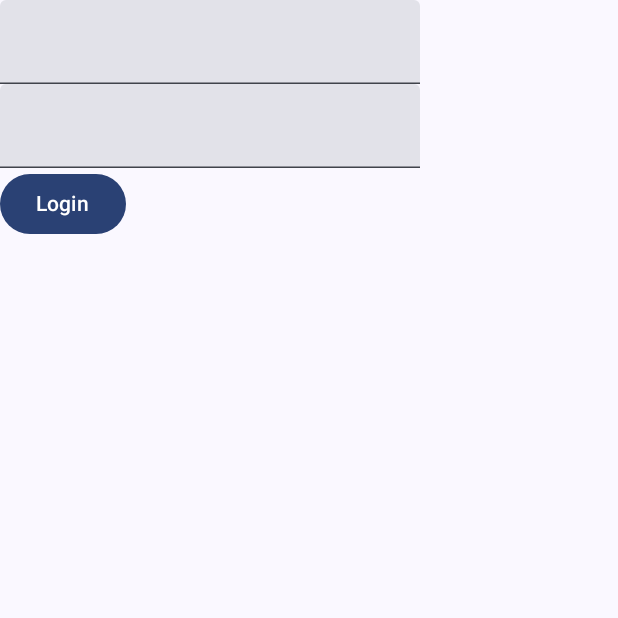
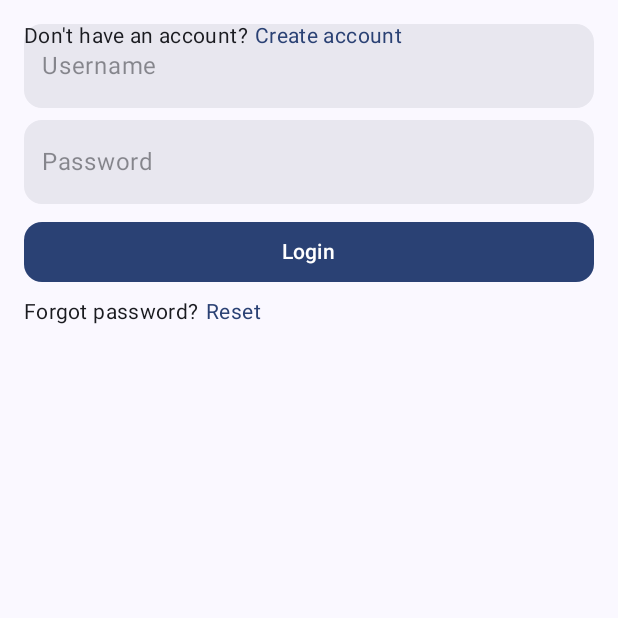
Before and after one commit to Planet-Pulse-Academy/PlanetPulse-Academy, an Android app built with Jetpack Compose: the composable LoginScreen shown on its own in the app's theme, on a phone screen of 412 x 824 dp, the top half of it. Run offline under Robolectric (Android 15) with nearby library versions, the phone set to English and light mode, and no system bars; our stand-ins replace Dagger/Hilt's generated code, constraintlayout-compose; 7 statements that could not run were skipped.

Commit message:
Login screen: UI update

```diff
--- /dev/null
+++ b/app/src/main/java/com/ufovanguard/planetpulseacademy/foundation/uicomponent/PPATextField.kt
@@ -0,0 +1,151 @@
+package com.ufovanguard.planetpulseacademy.foundation.uicomponent
+
+import androidx.compose.foundation.Image
+import androidx.compose.foundation.background
+import androidx.compose.foundation.interaction.MutableInteractionSource
+import androidx.compose.foundation.layout.Arrangement
+import androidx.compose.foundation.layout.Box
+import androidx.compose.foundation.layout.PaddingValues
+import androidx.compose.foundation.layout.Row
+import androidx.compose.foundation.layout.fillMaxWidth
+import androidx.compose.foundation.layout.heightIn
+import androidx.compose.foundation.layout.padding
+import androidx.compose.foundation.layout.size
+import androidx.compose.foundation.text.BasicTextField
+import androidx.compose.foundation.text.KeyboardActions
+import androidx.compose.foundation.text.KeyboardOptions
+import androidx.compose.material3.MaterialTheme
+import androidx.compose.material3.ProvideTextStyle
+import androidx.compose.material3.Text
+import androidx.compose.material3.contentColorFor
+import androidx.compose.runtime.Composable
+import androidx.compose.runtime.remember
+import androidx.compose.ui.Alignment
+import androidx.compose.ui.Modifier
+import androidx.compose.ui.draw.clip
+import androidx.compose.ui.graphics.Brush
+import androidx.compose.ui.graphics.Color
+import androidx.compose.ui.graphics.Shape
+import androidx.compose.ui.graphics.SolidColor
+import androidx.compose.ui.res.painterResource
+import androidx.compose.ui.text.TextLayoutResult
+import androidx.compose.ui.text.TextStyle
+import androidx.compose.ui.text.input.TextFieldValue
+import androidx.compose.ui.text.input.VisualTransformation
+import androidx.compose.ui.tooling.preview.Preview
+import androidx.compose.ui.unit.dp
+import com.ufovanguard.planetpulseacademy.R
+import com.ufovanguard.planetpulseacademy.foundation.theme.PlanetPulseAcademyTheme
+
+@Preview
+@Composable
+private fun PPATextFieldPreview() {
+	PlanetPulseAcademyTheme {
+		PPATextField(
+			value = TextFieldValue(""),
+			onValueChange = {},
+			placeholder = {
+				Text("Placeholder")
+			},
+			leadingIcon = {
+				Image(
+					painter = painterResource(id = R.drawable.ic_app),
+					contentDescription = null,
+					modifier = Modifier
+						.size(24.dp)
+				)
+			},
+			modifier = Modifier
+				.fillMaxWidth()
+		)
+	}
+}
+
+@Composable
+fun PPATextField(
+	value: TextFieldValue,
+	onValueChange: (TextFieldValue) -> Unit,
+	modifier: Modifier = Modifier,
+	paddingValues: PaddingValues = PPATextFieldDefaults.contentPadding,
+	shape: Shape = MaterialTheme.shapes.medium,
+	enabled: Boolean = true,
+	readOnly: Boolean = false,
+	textStyle: TextStyle = TextStyle.Default.copy(
+		color = MaterialTheme.colorScheme.contentColorFor(MaterialTheme.colorScheme.surfaceContainer)
+	),
+	keyboardOptions: KeyboardOptions = KeyboardOptions.Default,
+	keyboardActions: KeyboardActions = KeyboardActions.Default,
+	singleLine: Boolean = false,
+	maxLines: Int = if (singleLine) 1 else Int.MAX_VALUE,
+	minLines: Int = 1,
+	visualTransformation: VisualTransformation = VisualTransformation.None,
+	onTextLayout: (TextLayoutResult) -> Unit = {},
+	interactionSource: MutableInteractionSource = remember { MutableInteractionSource() },
+	cursorBrush: Brush = SolidColor(MaterialTheme.colorScheme.onSurfaceVariant),
+	containerColor: Color = MaterialTheme.colorScheme.surfaceContainerHigh,
+	placeholder: @Composable (() -> Unit)? = null,
+	trailingIcon: @Composable (() -> Unit)? = null,
+	leadingIcon: @Composable (() -> Unit)? = null,
+) {
+
+	Box(
+		contentAlignment = Alignment.CenterStart,
+		modifier = modifier
+			.heightIn(min = PPATextFieldDefaults.minHeight)
+			.clip(shape)
+			.background(containerColor)
+	) {
+		Row(
+			verticalAlignment = Alignment.CenterVertically,
+			horizontalArrangement = Arrangement.spacedBy(8.dp),
+			modifier = Modifier
+				.padding(paddingValues)
+		) {
+			leadingIcon?.invoke()
+
+			BasicTextField(
+				value = value,
+				onValueChange = onValueChange,
+				modifier = modifier,
+				enabled = enabled,
+				readOnly = readOnly,
+				textStyle = textStyle,
+				keyboardOptions = keyboardOptions,
+				keyboardActions = keyboardActions,
+				singleLine = singleLine,
+				maxLines = maxLines,
+				minLines = minLines,
+				visualTransformation = visualTransformation,
+				onTextLayout = onTextLayout,
+				interactionSource = interactionSource,
+				cursorBrush = cursorBrush,
+				decorationBox = { innerTextField ->
+					Box(
+						contentAlignment = Alignment.CenterStart
+					) {
+						if (placeholder != null && value.text.isEmpty()) {
+							ProvideTextStyle(
+								content = placeholder,
+								value = textStyle.copy(
+									color = textStyle.color.copy(alpha = 0.48f)
+								)
+							)
+						}
+
+						innerTextField()
+					}
+				}
+			)
+
+			trailingIcon?.invoke()
+		}
+	}
+}
+
+object PPATextFieldDefaults {
+
+	val contentPadding = PaddingValues(12.dp)
+
+	val minHeight = 56.dp
+
+}
--- a/app/src/main/java/com/ufovanguard/planetpulseacademy/ui/login/LoginScreen.kt
+++ b/app/src/main/java/com/ufovanguard/planetpulseacademy/ui/login/LoginScreen.kt
@@ -1,28 +1,63 @@
 package com.ufovanguard.planetpulseacademy.ui.login
 
+import androidx.compose.foundation.background
+import androidx.compose.foundation.layout.Arrangement
 import androidx.compose.foundation.layout.Column
+import androidx.compose.foundation.layout.Row
+import androidx.compose.foundation.layout.fillMaxSize
+import androidx.compose.foundation.layout.fillMaxWidth
 import androidx.compose.foundation.layout.padding
+import androidx.compose.foundation.text.ClickableText
 import androidx.compose.material3.Button
+import androidx.compose.material3.MaterialTheme
 import androidx.compose.material3.Text
-import androidx.compose.material3.TextField
 import androidx.compose.runtime.Composable
 import androidx.compose.runtime.getValue
+import androidx.compose.runtime.mutableStateOf
+import androidx.compose.runtime.remember
 import androidx.compose.runtime.rememberUpdatedState
+import androidx.compose.runtime.setValue
+import androidx.compose.ui.Alignment
 import androidx.compose.ui.Modifier
+import androidx.compose.ui.layout.layoutId
 import androidx.compose.ui.platform.LocalContext
+import androidx.compose.ui.res.stringResource
+import androidx.compose.ui.text.buildAnnotatedString
+import androidx.compose.ui.text.input.TextFieldValue
 import androidx.compose.ui.tooling.preview.Preview
+import androidx.compose.ui.tooling.preview.PreviewParameter
+import androidx.compose.ui.tooling.preview.PreviewParameterProvider
+import androidx.compose.ui.unit.dp
+import androidx.constraintlayout.compose.ConstraintLayout
+import androidx.constraintlayout.compose.ConstraintSet
 import androidx.lifecycle.compose.collectAsStateWithLifecycle
+import com.ufovanguard.planetpulseacademy.R
 import com.ufovanguard.planetpulseacademy.data.Destination
 import com.ufovanguard.planetpulseacademy.data.Destinations
 import com.ufovanguard.planetpulseacademy.foundation.base.ui.BaseScreenWrapper
-import com.ufovanguard.planetpulseacademy.foundation.common.ValidatorResult.Success.parse
 import com.ufovanguard.planetpulseacademy.foundation.theme.PlanetPulseAcademyTheme
+import com.ufovanguard.planetpulseacademy.foundation.uicomponent.PPATextField
 
-@Preview(showSystemUi = true)
+class ThemeModePreviewParameterProvider: PreviewParameterProvider<Boolean> {
+	override val values: Sequence<Boolean>
+		get() = sequenceOf(true, false)
+}
+
+@Preview(device = "spec:width=392.7dp,height=850.9dp,dpi=440")
 @Composable
-private fun LoginScreenPreview() {
-	PlanetPulseAcademyTheme {
-		LoginScreenContent(state = LoginState())
+private fun LoginScreenPreview(
+	@PreviewParameter(ThemeModePreviewParameterProvider::class)
+	isDarkTheme: Boolean
+) {
+	PlanetPulseAcademyTheme(
+		darkTheme = isDarkTheme
+	) {
+		LoginScreenContent(
+			state = LoginState(),
+			modifier = Modifier
+				.fillMaxSize()
+				.background(MaterialTheme.colorScheme.background)
+		)
 	}
 }
 
@@ -51,6 +86,7 @@ fun LoginScreen(
 			onPasswordChanged = viewModel::setPassword,
 			onLoginClicked = viewModel::login,
 			modifier = Modifier
+				.fillMaxSize()
 				.padding(scaffoldPadding)
 		)
 	}
@@ -72,28 +108,138 @@ private fun LoginScreenContent(
 	val rememberedOnPasswordChanged by rememberUpdatedState(onPasswordChanged)
 	val rememberedOnLoginClicked by rememberUpdatedState(onLoginClicked)
 
-	Column(
-		modifier = modifier
-	) {
-		TextField(
-			value = state.username,
-			onValueChange = rememberedOnUsernameChanged,
+	var usernameTextFieldValue by remember {
+		mutableStateOf(
+			TextFieldValue(
+				text = state.username
+			)
+		)
+	}
+
+	var passwordTextFieldValue by remember {
+		mutableStateOf(
+			TextFieldValue(
+				text = state.password
+			)
+		)
+	}
+
+	val constraintSet = ConstraintSet {
+		val (
+			middleContent,
+			bottomContent,
+		) = createRefsFor(
+			"middleContent",
+			"bottomContent",
 		)
 
-		TextField(
-			value = state.password,
-			onValueChange = rememberedOnPasswordChanged,
-			supportingText = if (state.passwordErrMsg != null) {
-				{
-					Text(state.passwordErrMsg.parse(context))
-				}
-			} else null
-		)
+		constrain(middleContent) {
+			centerTo(parent)
+		}
 
-		Button(
-			onClick = rememberedOnLoginClicked
-		) {
-			Text("Login")
+		constrain(bottomContent) {
+			top.linkTo(middleContent.bottom)
+			bottom.linkTo(parent.bottom)
+
+			centerHorizontallyTo(parent)
 		}
 	}
+
+	ConstraintLayout(
+		constraintSet = constraintSet,
+		modifier = modifier
+			.padding(16.dp)
+	) {
+		Column(
+			verticalArrangement = Arrangement.spacedBy(8.dp),
+			modifier = Modifier
+				.layoutId("middleContent")
+		) {
+			PPATextField(
+				value = usernameTextFieldValue,
+				onValueChange = { newValue ->
+					usernameTextFieldValue = newValue
+					rememberedOnUsernameChanged(usernameTextFieldValue.text)
+				},
+				placeholder = {
+					Text(stringResource(id = R.string.username))
+				},
+				modifier = Modifier
+					.fillMaxWidth()
+			)
+
+			PPATextField(
+				value = passwordTextFieldValue,
+				onValueChange = { newValue ->
+					passwordTextFieldValue = newValue
+					rememberedOnPasswordChanged(passwordTextFieldValue.text)
+				},
+				placeholder = {
+					Text(stringResource(id = R.string.password))
+				},
+				modifier = Modifier
+					.fillMaxWidth()
+			)
+
+			Button(
+				shape = MaterialTheme.shapes.medium,
+				onClick = rememberedOnLoginClicked,
+				modifier = Modifier
+					.fillMaxWidth()
+			) {
+				Text(stringResource(id = R.string.login))
+			}
+
+			Row(
+				verticalAlignment = Alignment.CenterVertically,
+				horizontalArrangement = Arrangement.spacedBy(4.dp)
+			) {
+				Text(
+					text = stringResource(id = R.string.forgot_password) + "?",
+					style = MaterialTheme.typography.bodyMedium.copy(
+						color = MaterialTheme.colorScheme.onBackground
+					)
+				)
+
+				ClickableText(
+					text = buildAnnotatedString {
+						append(stringResource(id = R.string.reset))
+					},
+					style = MaterialTheme.typography.bodyMedium.copy(
+						color = MaterialTheme.colorScheme.primary
+					),
+					onClick = {
+						// TODO: Reset password
+					}
+				)
+			}
+		}
+
+		Row(
+			verticalAlignment = Alignment.CenterVertically,
+			horizontalArrangement = Arrangement.spacedBy(4.dp),
+			modifier = Modifier
+				.layoutId("bottomContent")
+		) {
+			Text(
+				text = stringResource(id = R.string.dont_have_an_account) + "?",
+				style = MaterialTheme.typography.bodyMedium.copy(
+					color = MaterialTheme.colorScheme.onBackground
+				)
+			)
+
+			ClickableText(
+				text = buildAnnotatedString {
+					append(stringResource(id = R.string.create_account))
+				},
+				style = MaterialTheme.typography.bodyMedium.copy(
+					color = MaterialTheme.colorScheme.primary
+				),
+				onClick = {
+					// TODO: Register
+				}
+			)
+		}
+	}
+
 }
--- a/app/src/main/res/values/strings.xml
+++ b/app/src/main/res/values/strings.xml
@@ -7,4 +7,11 @@
     <string name="uppercase_missing_exception_msg">Password must contain at least 1 uppercase letter</string>
     <string name="email_cant_be_empty">Email can\'t be empty</string>
     <string name="password_cant_be_empty">Password can\'t be empty</string>
+    <string name="login">Login</string>
+    <string name="forgot_password">Forgot password</string>
+    <string name="reset">Reset</string>
+    <string name="dont_have_an_account">Don\'t have an account</string>
+    <string name="create_account">Create account</string>
+    <string name="username">Username</string>
+    <string name="password">Password</string>
 </resources>
```
Also changed, not shown: app/src/main/java/com/ufovanguard/planetpulseacademy/MainActivity.kt (+7 -0 lines), app/src/main/java/com/ufovanguard/planetpulseacademy/foundation/theme/Type.kt (+83 -18 lines), 1 other file.
